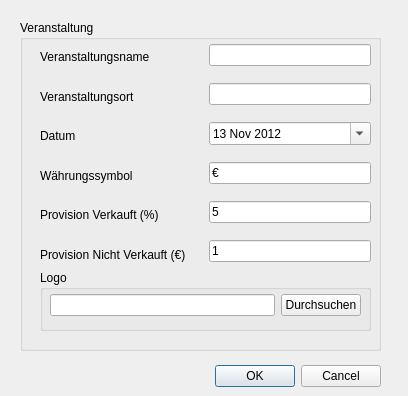
Above: iBasar/eventmgrwidget.ui from hoihrig/iBasar before the change. Below: the same form after it.
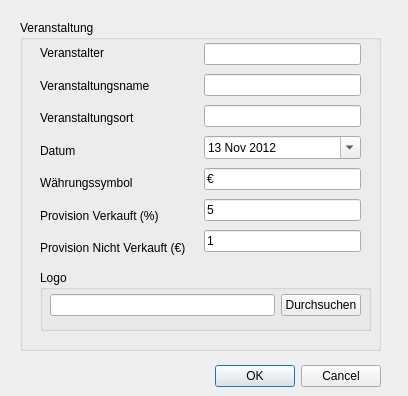
That is the form after the change.

```diff
--- a/iBasar/eventmgrwidget.ui
+++ b/iBasar/eventmgrwidget.ui
@@ -83,18 +83,25 @@
      </layout>
     </widget>
    </widget>
-   <widget class="QWidget" name="layoutWidget">
+   <widget class="QWidget" name="">
     <property name="geometry">
      <rect>
       <x>20</x>
       <y>20</y>
-      <width>331</width>
-      <height>231</height>
+      <width>321</width>
+      <height>221</height>
      </rect>
     </property>
     <layout class="QHBoxLayout" name="horizontalLayout">
      <item>
-      <layout class="QVBoxLayout" name="verticalLayout">
+      <layout class="QVBoxLayout" name="verticalLayout_2">
+       <item>
+        <widget class="QLabel" name="organizernameLabel">
+         <property name="text">
+          <string>Veranstalter</string>
+         </property>
+        </widget>
+       </item>
        <item>
         <widget class="QLabel" name="eventlbl">
          <property name="sizePolicy">
@@ -152,10 +159,10 @@
       </layout>
      </item>
      <item>
-      <layout class="QVBoxLayout" name="verticalLayout_2">
-       <property name="spacing">
-        <number>13</number>
-       </property>
+      <layout class="QVBoxLayout" name="verticalLayout">
+       <item>
+        <widget class="QLineEdit" name="organizernamelineEdit"/>
+       </item>
        <item>
         <widget class="QLineEdit" name="eventnameedit"/>
        </item>
```
